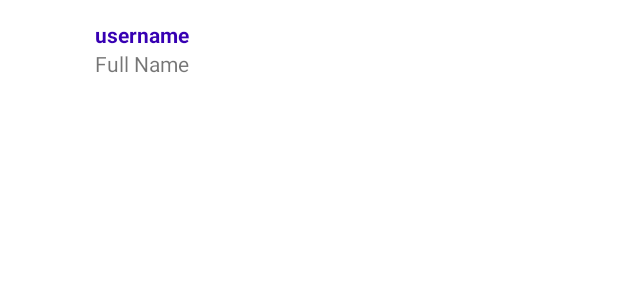
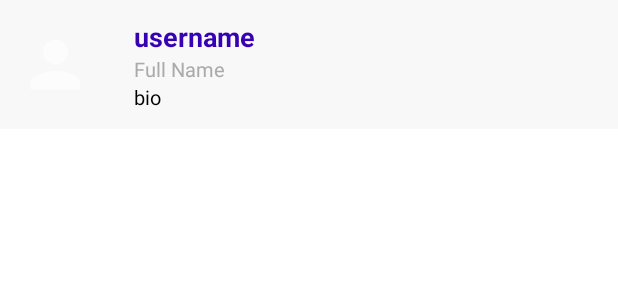
Before and after one commit to andrewparkk1/eCrowdPop, an Android app: the layout user_item.xml on its own in the app's theme, with its tools: preview values and no code run, on a phone screen of 412 x 824 dp. Shown: the top 300 px of the screen. Run offline under Robolectric (Android 15) with nearby library versions, the phone set to English and light mode, and no system bars.

Commit message:
changed the user_item.xml

```diff
--- a/app/src/main/java/com/example/ecrowdpop/Adapter/UserAdapter.java
+++ b/app/src/main/java/com/example/ecrowdpop/Adapter/UserAdapter.java
@@ -13,6 +13,7 @@ import androidx.annotation.NonNull;
 import androidx.fragment.app.FragmentActivity;
 import androidx.recyclerview.widget.RecyclerView;
 
+import com.example.ecrowdpop.Model.Notification;
 import com.google.firebase.auth.FirebaseAuth;
 import com.google.firebase.auth.FirebaseUser;
 import com.google.firebase.database.DataSnapshot;
@@ -62,6 +63,8 @@ public class UserAdapter extends RecyclerView.Adapter<UserAdapter.ViewHolder>{
 
         holder.username.setText(user.getUsername());
         holder.fullname.setText(user.getCategory());
+        holder.bio.setText(user.getBio());
+
         Picasso.get().load(user.getImageurl()).placeholder(R.drawable.ic_person).into(holder.image_profile);
         isFollowed(user.getId() , holder.btn_follow);
 
@@ -132,6 +135,7 @@ public class UserAdapter extends RecyclerView.Adapter<UserAdapter.ViewHolder>{
         public TextView fullname;
         public CircleImageView image_profile;
         public Button btn_follow;
+        public TextView bio;
 
         public ViewHolder(@NonNull View itemView) {
             super(itemView);
@@ -140,6 +144,7 @@ public class UserAdapter extends RecyclerView.Adapter<UserAdapter.ViewHolder>{
             fullname = itemView.findViewById(R.id.fullname);
             image_profile = itemView.findViewById(R.id.image_profile);
             btn_follow = itemView.findViewById(R.id.btn_follow);
+            bio = itemView.findViewById(R.id.bio);
         }
     }
 
--- a/app/src/main/java/com/example/ecrowdpop/PostActivity.java
+++ b/app/src/main/java/com/example/ecrowdpop/PostActivity.java
@@ -84,9 +84,8 @@ public class PostActivity extends AppCompatActivity {
         });
 
         CropImage.activity()
-                .setAspectRatio(1 , 1)
+                .setAspectRatio(9 , 12)
                 .start(PostActivity.this);
-
     }
 
     private void uploadImage() {
--- a/app/src/main/res/layout/post_item.xml
+++ b/app/src/main/res/layout/post_item.xml
@@ -3,7 +3,7 @@
     xmlns:tools="http://schemas.android.com/tools"
     android:layout_width="match_parent"
     android:layout_height="wrap_content"
-    android:padding="5dp"
+    android:padding="3dp"
     xmlns:app="http://schemas.android.com/apk/res-auto">
 
 <!--    <ImageView-->
@@ -15,7 +15,6 @@
 <!--        android:layout_margin="15dp"/>-->
 
 
-
     <androidx.constraintlayout.widget.ConstraintLayout
         android:layout_width="match_parent"
         android:layout_height="fill_parent">
@@ -24,7 +23,7 @@
             android:id="@+id/post_image"
             android:layout_width="match_parent"
             android:layout_height="0dp"
-            app:layout_constraintDimensionRatio="1:1"
+            app:layout_constraintDimensionRatio="9:12"
             tools:ignore="MissingConstraints" />
 
     </androidx.constraintlayout.widget.ConstraintLayout>
--- a/app/src/main/res/layout/user_item.xml
+++ b/app/src/main/res/layout/user_item.xml
@@ -1,49 +1,143 @@
 <?xml version="1.0" encoding="utf-8"?>
-<RelativeLayout xmlns:android="http://schemas.android.com/apk/res/android"
+<LinearLayout
+    xmlns:android="http://schemas.android.com/apk/res/android"
+    android:orientation="horizontal"
     android:layout_width="match_parent"
     android:layout_height="wrap_content"
-    android:padding="8dp">
+    android:paddingTop="12dp"
+    android:paddingBottom="12dp"
+    android:paddingEnd="12dp"
+    android:paddingStart="12dp"
+    android:background="#45E6E6E6">
+
+<FrameLayout
+    android:layout_width="0dp"
+    android:layout_height="match_parent"
+    android:layout_weight="20">
+    <!--        <ImageView-->
+    <!--            android:layout_width="50dp"-->
+    <!--            android:layout_height="50dp"-->
+    <!--            android:layout_marginEnd="12dp"-->
+    <!--            android:layout_gravity="center_vertical"-->
+    <!--            android:src="@drawable/calander_color"/>-->
 
     <de.hdodenhof.circleimageview.CircleImageView
+        android:id="@+id/image_profile"
         android:layout_width="50dp"
         android:layout_height="50dp"
-        android:id="@+id/image_profile"
-        android:src="@drawable/ic_person"/>
+        android:layout_marginEnd="12dp"
+        android:layout_gravity="center_vertical"
+        android:src="@drawable/ic_person" />
+</FrameLayout>
+
+<LinearLayout
+    android:layout_width="0dp"
+    android:layout_height="wrap_content"
+    android:layout_weight="80"
+    android:orientation="horizontal">
 
     <LinearLayout
-        android:layout_width="wrap_content"
+        android:layout_width="0dp"
         android:layout_height="wrap_content"
-        android:layout_toEndOf="@id/image_profile"
-        android:layout_marginStart="5dp"
+        android:layout_weight="80"
         android:orientation="vertical"
-        android:layout_centerVertical="true">
+        android:layout_gravity="center_vertical">
+
+        <LinearLayout
+            android:layout_width="fill_parent"
+            android:layout_height="wrap_content"
+            android:orientation="horizontal">
+
+            <TextView
+                android:id="@+id/username"
+                android:layout_width="wrap_content"
+                android:layout_height="wrap_content"
+                android:maxLines="1"
+                android:textSize="18sp"
+                android:text="username"
+                android:textColor="@color/design_default_color_primary_dark"
+                android:textStyle="bold" />
+
+            <TextView
+                android:layout_width="wrap_content"
+                android:layout_height="wrap_content"
+                android:maxLines="1"
+                android:textSize="18sp"
+                android:text="username"
+                android:textColor="@color/design_default_color_primary_dark"
+                android:textStyle="bold"
+                android:visibility="invisible"
+                android:layout_weight="1"/>
+
+            <Button
+                android:id="@+id/btn_follow"
+                android:layout_width="wrap_content"
+                android:layout_height="30sp"
+                android:background="@drawable/button_background"
+                android:text="asdf"
+                android:textColor="@color/black"
+                android:visibility="gone" />
+        </LinearLayout>
+
 
         <TextView
+            android:id="@+id/fullname"
             android:layout_width="wrap_content"
             android:layout_height="wrap_content"
-            android:id="@+id/username"
-            android:text="username"
+            android:textSize="13sp"
+            android:textColor="@android:color/darker_gray"
             android:maxLines="1"
-            android:textStyle="bold"
-            android:textColor="@color/design_default_color_primary_dark"/>
+            android:text="Full Name" />
 
         <TextView
+            android:id="@+id/bio"
             android:layout_width="wrap_content"
             android:layout_height="wrap_content"
-            android:id="@+id/fullname"
-            android:text="Full Name"
-            android:maxLines="1"/>
+            android:textSize="13sp"
+            android:maxLines="3"
+            android:text="bio"
+            android:textColor="@color/black" />
 
     </LinearLayout>
 
-    <Button
-        android:layout_width="wrap_content"
-        android:layout_height="30dp"
-        android:background="@drawable/button_background"
-        android:id="@+id/btn_follow"
-        android:textColor="@color/colorPrimary"
-        android:layout_alignParentEnd="true"
-        android:layout_centerVertical="true"
-        android:visibility="gone"/>
+    <!--        <LinearLayout-->
+    <!--            android:layout_width="0dp"-->
+    <!--            android:layout_height="wrap_content"-->
+    <!--            android:layout_weight="20"-->
+    <!--            android:orientation="vertical"-->
+    <!--            android:layout_gravity="end">-->
+    <!--            <LinearLayout-->
+    <!--                android:layout_width="wrap_content"-->
+    <!--                android:layout_height="wrap_content"-->
+    <!--                android:orientation="horizontal"-->
+    <!--                android:layout_gravity="center_horizontal">-->
+    <!--                <TextView-->
+    <!--                    android:layout_width="wrap_content"-->
+    <!--                    android:layout_height="match_parent"-->
+    <!--                    android:textSize="40sp"-->
+    <!--                    android:textColor="@android:color/darker_gray"-->
+    <!--                    android:includeFontPadding="false"-->
+    <!--                    android:text="A"/>-->
+    <!--                <TextView-->
+    <!--                    android:layout_width="wrap_content"-->
+    <!--                    android:layout_height="match_parent"-->
+    <!--                    android:textSize="20sp"-->
+    <!--                    android:textColor="@android:color/darker_gray"-->
+    <!--                    android:layout_gravity="top"-->
+    <!--                    android:text="+"/>-->
+    <!--            </LinearLayout>-->
 
-</RelativeLayout>
+    <!--            <TextView-->
+    <!--                android:layout_width="match_parent"-->
+    <!--                android:layout_height="wrap_content"-->
+    <!--                android:includeFontPadding="false"-->
+    <!--                android:gravity="center_horizontal"-->
+    <!--                android:text="4.2"/>-->
+    <!--        </LinearLayout>-->
+
+
+
+</LinearLayout>
+
+
+</LinearLayout>
```
Also changed, not shown: app/src/main/java/com/example/ecrowdpop/Fragments/CircleSearchFragment.java (+15 -15 lines), app/src/main/res/layout/extra.xml (added, +88 -0 lines).
